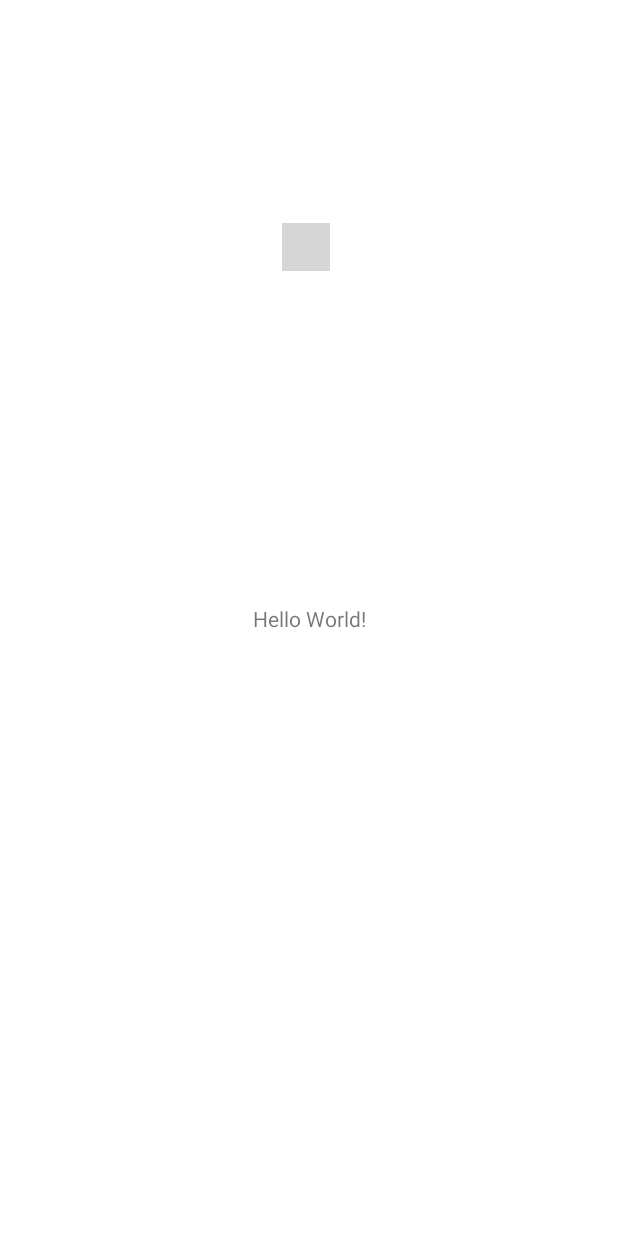
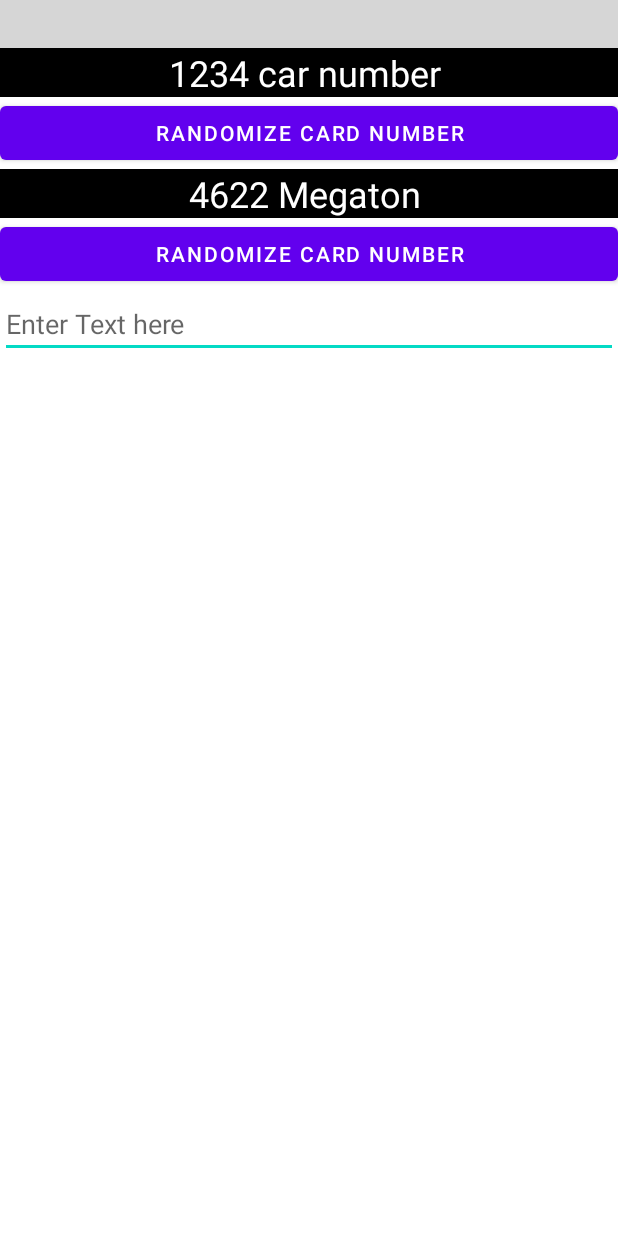
Before and after one commit to authoritydmc/CardDo, an Android app: the layout activity_main.xml on its own in the app's theme, with its tools: preview values and no code run, on a phone screen of 412 x 824 dp. Run offline under Robolectric (Android 15) with nearby library versions, the phone set to English and light mode, and no system bars; plain views replace CustomCreditCard; grey boxes are pictures that could not be loaded.

Commit message:
custom card view made

```diff
--- a/app/build.gradle
+++ b/app/build.gradle
@@ -4,6 +4,14 @@ plugins {
 }
 
 android {
+    signingConfigs {
+        debug {
+            storeFile file('C:\\Users\\rajdu\\Documents\\keys.jks')
+            storePassword '123jinjax?'
+            keyAlias 'key0'
+            keyPassword '123jinjax?'
+        }
+    }
     compileSdk 31
 
     defaultConfig {
--- a/app/src/main/java/com/authoritydmc/carddo/MainActivity.kt
+++ b/app/src/main/java/com/authoritydmc/carddo/MainActivity.kt
@@ -2,18 +2,27 @@ package com.authoritydmc.carddo
 
 import androidx.appcompat.app.AppCompatActivity
 import android.os.Bundle
+import android.widget.Toast
 import com.authoritydmc.carddo.databinding.ActivityMainBinding
+import com.authoritydmc.carddo.utility.CardView
 
 class MainActivity : AppCompatActivity() {
     private  lateinit var binding:ActivityMainBinding
+    private lateinit var cardView:CardView
+    private lateinit var cardView2:CardView
     override fun onCreate(savedInstanceState: Bundle?) {
         super.onCreate(savedInstanceState)
         binding= ActivityMainBinding.inflate(layoutInflater)
         val view=binding.root
         setContentView(view)
+        cardView=binding.cardView
+        cardView2=binding.cardView2
 
 
-        binding.textView.setText("THis is custom coding");
+
+//        cardView.setText("This is from main coding ");
+
+
 
 
     }
--- /dev/null
+++ b/app/src/main/java/com/authoritydmc/carddo/utility/CardView.kt
@@ -0,0 +1,74 @@
+package com.authoritydmc.carddo.utility
+
+import android.R.attr.label
+import android.content.ClipData
+import android.content.ClipboardManager
+import android.content.Context
+import android.util.AttributeSet
+import android.widget.Button
+import android.widget.LinearLayout
+import android.widget.TextView
+import android.widget.Toast
+import androidx.core.content.ContextCompat.getSystemService
+import com.authoritydmc.carddo.R
+import java.lang.StringBuilder
+
+
+class  CardView @JvmOverloads constructor(
+    context: Context, attrs: AttributeSet? = null
+) : LinearLayout(context, attrs) {
+    private  var txtView:TextView
+    private var btnView:Button
+private var str:String="Empty right now";
+
+    init {
+     inflate(context, R.layout.cardview, this)
+        txtView=rootView.findViewById(R.id.codeView_textView)
+        btnView=rootView.findViewById(R.id.cardView_btn)
+        btnView.setText("Randomize Card number")
+       if (attrs!=null)
+       {
+           val a=context.obtainStyledAttributes(attrs,R.styleable.CardView)
+           val txtfrm=a.getString(R.styleable.CardView_TEXT)
+
+           txtView.setText(txtfrm
+           )
+
+       }
+
+        InitMain()
+
+    }
+
+    private fun InitMain() {
+      txtView.setOnClickListener {
+          Toast.makeText(context,"Card Number Copied to ClipBoard!!",Toast.LENGTH_LONG).show()
+          var clipboard=context.getSystemService(Context.CLIPBOARD_SERVICE) as ClipboardManager
+         var clip=ClipData.newPlainText("cardnumber"+getText().trim().toString(),getText())
+          clipboard.setPrimaryClip(clip)
+
+      };
+        btnView.setOnClickListener{
+            val randomNum:StringBuilder= StringBuilder();
+          for (i in 1..16 )
+          {
+              randomNum.append((0..9).random())
+              if (i%4==0)
+                  randomNum.append("\t")
+          }
+
+
+            setText(randomNum.toString());
+        }
+    }
+
+    fun getText():String
+{
+    return txtView.text.trim().toString()
+}
+
+    fun setText(txt:String)
+    {
+        txtView.setText(txt);
+    }
+}
--- a/app/src/main/res/layout/activity_main.xml
+++ b/app/src/main/res/layout/activity_main.xml
@@ -1,24 +1,20 @@
 <?xml version="1.0" encoding="utf-8"?>
-<androidx.constraintlayout.widget.ConstraintLayout xmlns:android="http://schemas.android.com/apk/res/android"
+<ScrollView xmlns:android="http://schemas.android.com/apk/res/android"
     xmlns:app="http://schemas.android.com/apk/res-auto"
     xmlns:tools="http://schemas.android.com/tools"
     android:layout_width="match_parent"
     android:layout_height="match_parent"
+    android:orientation="vertical"
     tools:context=".MainActivity">
 
-    <TextView
-        android:id="@+id/textView"
-        android:layout_width="wrap_content"
-        android:layout_height="wrap_content"
-        android:text="Hello World!"
-        app:layout_constraintBottom_toBottomOf="parent"
-        app:layout_constraintLeft_toLeftOf="parent"
-        app:layout_constraintRight_toRightOf="parent"
-        app:layout_constraintTop_toTopOf="parent" />
+<LinearLayout
+    android:layout_width="match_parent"
+    android:layout_height="wrap_content"
+    android:orientation="vertical">
 
     <com.example.creditcardlibrary.view.CustomCreditCard
         android:id="@+id/card"
-        android:layout_width="wrap_content"
+        android:layout_width="match_parent"
         android:layout_height="wrap_content"
         app:cardType="VISA"
         app:layout_constraintBottom_toBottomOf="parent"
@@ -31,4 +27,25 @@
         app:scrBackground="@drawable/cbimage"
         app:year="2041" />
 
-</androidx.constraintlayout.widget.ConstraintLayout>
+    <com.authoritydmc.carddo.utility.CardView
+        android:layout_width="match_parent"
+        android:id="@+id/cardView"
+        app:TEXT="1234 car number "
+        android:layout_weight="5"
+        android:layout_height="0dp"/>
+
+    <com.authoritydmc.carddo.utility.CardView
+        android:layout_width="match_parent"
+        android:id="@+id/cardView2"
+
+        app:TEXT="4622 Megaton "
+        android:layout_height="match_parent"/>
+
+    <EditText
+        android:layout_width="match_parent"
+        android:layout_height="wrap_content"
+        android:hint="Enter Text here"
+        />
+</LinearLayout>
+
+</ScrollView>
--- /dev/null
+++ b/app/src/main/res/layout/cardview.xml
@@ -0,0 +1,25 @@
+<?xml version="1.0" encoding="utf-8"?>
+<LinearLayout xmlns:android="http://schemas.android.com/apk/res/android"
+    android:layout_width="match_parent"
+    android:orientation="vertical"
+    android:layout_height="match_parent">
+
+
+    <TextView
+        android:layout_width="match_parent"
+        android:layout_height="match_parent"
+        android:text="Default Text in CardView"
+        android:id="@+id/codeView_textView"
+        android:gravity="center"
+        android:textSize="24sp"
+        android:layout_weight="8"
+        android:textColor="@color/white"
+        android:background="@color/black"
+        />
+    <Button
+        android:layout_width="match_parent"
+        android:id="@+id/cardView_btn"
+        android:layout_height="wrap_content"
+        android:text="Button"/>
+
+</LinearLayout>
--- /dev/null
+++ b/app/src/main/res/values/attrs.xml
@@ -0,0 +1,8 @@
+<?xml version="1.0" encoding="utf-8"?>
+<resources>
+    <declare-styleable name="CardView">
+        <attr name="TEXT" format="string"/>
+
+    </declare-styleable>
+
+</resources>
```
Also changed, not shown: 2 other files.
